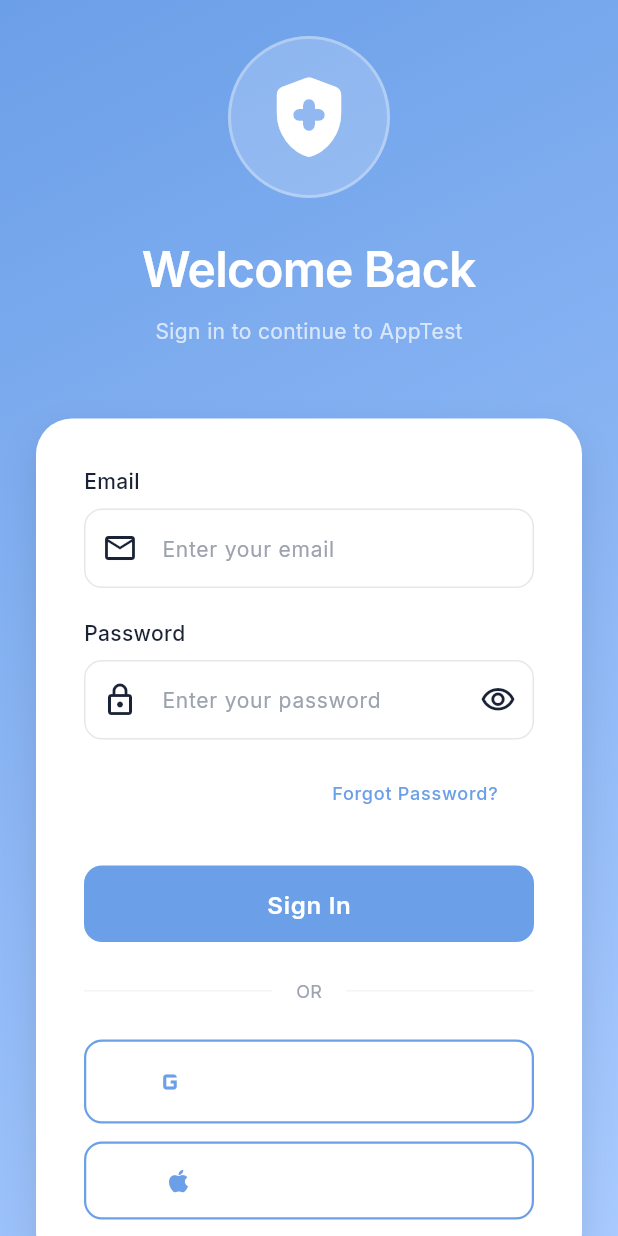
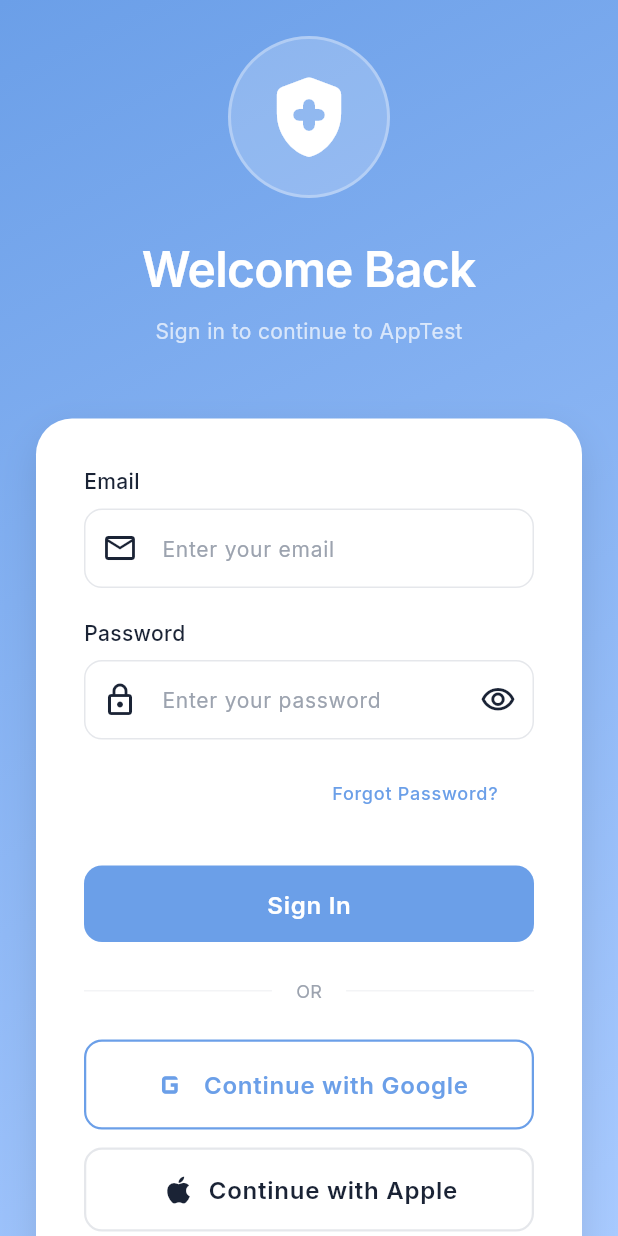
Before and after one commit to santilanzb/apptest, a Flutter app: the screen it shows after launch, on a phone screen of 412 x 824 dp. Run offline on Flutter 3.47's test engine with Material 3 defaults, Android fonts, the phone set to English and light mode, and no system bars; our stand-ins replace flutter_dotenv, flutter_riverpod, go_router, google_fonts, supabase_flutter; accounts and stored records are empty.

Commit message:
Fix Supabase RLS infinite recursion and improve social login buttons

```diff
--- a/lib/presentation/screens/auth/login_screen.dart
+++ b/lib/presentation/screens/auth/login_screen.dart
@@ -223,8 +223,9 @@ class _LoginScreenState extends ConsumerState<LoginScreen> {
                           const SizedBox(height: 24),
 
                           // Social Login Buttons
-                          CustomButton(
-                            text: 'Continue with Google',
+                          SizedBox(
+                            width: double.infinity,
+                            child: OutlinedButton.icon(
                               onPressed: () {
                                 // TODO: Implement Google Sign In
                                 ScaffoldMessenger.of(context).showSnackBar(
@@ -233,13 +234,25 @@ class _LoginScreenState extends ConsumerState<LoginScreen> {
                                   ),
                                 );
                               },
-                            isOutlined: true,
-                            icon: const Icon(Icons.g_mobiledata, size: 24),
+                              icon: Icon(Icons.g_mobiledata, size: 28, color: AppColors.primary),
+                              label: Text(
+                                'Continue with Google',
+                                style: AppTextStyles.button.copyWith(color: AppColors.primary),
+                              ),
+                              style: OutlinedButton.styleFrom(
+                                padding: const EdgeInsets.symmetric(vertical: 16),
+                                side: BorderSide(color: AppColors.primary, width: 1.5),
+                                shape: RoundedRectangleBorder(
+                                  borderRadius: BorderRadius.circular(12),
+                                ),
+                              ),
+                            ),
                           ),
                           const SizedBox(height: 12),
 
-                          CustomButton(
-                            text: 'Continue with Apple',
+                          SizedBox(
+                            width: double.infinity,
+                            child: OutlinedButton.icon(
                               onPressed: () {
                                 // TODO: Implement Apple Sign In
                                 ScaffoldMessenger.of(context).showSnackBar(
@@ -248,8 +261,19 @@ class _LoginScreenState extends ConsumerState<LoginScreen> {
                                   ),
                                 );
                               },
-                            isOutlined: true,
-                            icon: const Icon(Icons.apple, size: 20),
+                              icon: Icon(Icons.apple, size: 24, color: AppColors.textPrimary),
+                              label: Text(
+                                'Continue with Apple',
+                                style: AppTextStyles.button.copyWith(color: AppColors.textPrimary),
+                              ),
+                              style: OutlinedButton.styleFrom(
+                                padding: const EdgeInsets.symmetric(vertical: 16),
+                                side: BorderSide(color: AppColors.border, width: 1.5),
+                                shape: RoundedRectangleBorder(
+                                  borderRadius: BorderRadius.circular(12),
+                                ),
+                              ),
+                            ),
                           ),
                         ],
                       ),
```
Also changed, not shown: 1 other file. Lines whose indentation alone changed are shown as unchanged.
